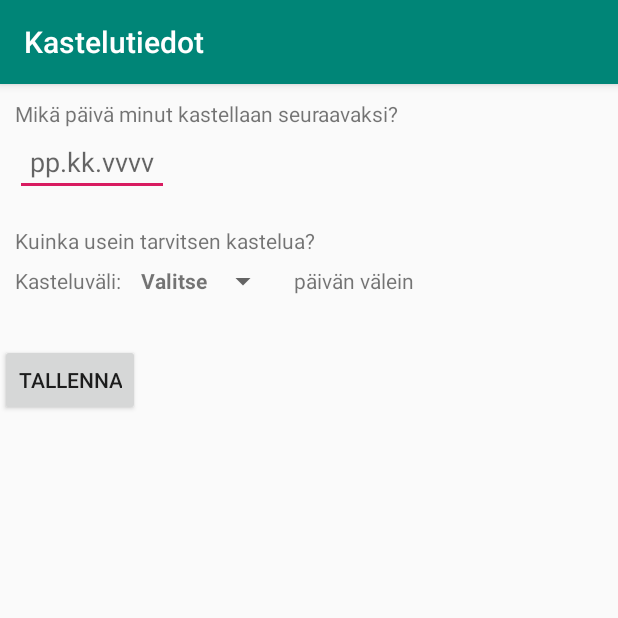
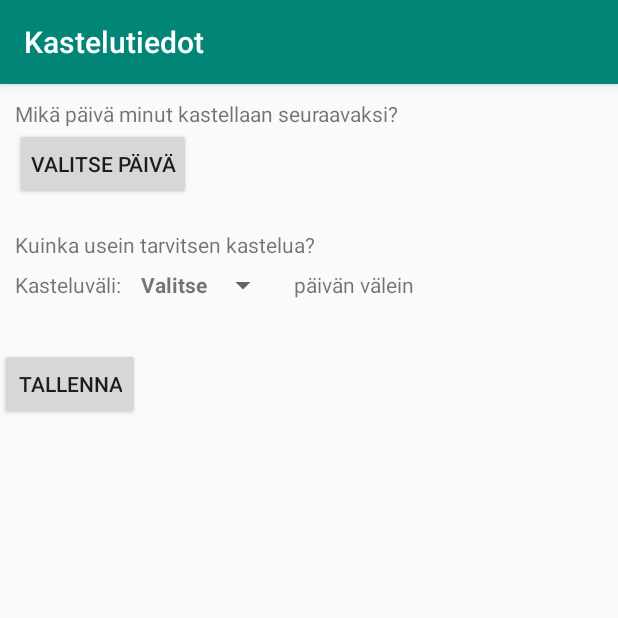
Before and after one commit to janiaaltonen/KasviKullat, an Android app: the AddWateringInfo screen opened directly, with no data from a screen before it, on a phone screen of 412 x 824 dp, the top half of it. Run offline under Robolectric (Android 15) with nearby library versions, the phone set to English and light mode, and no system bars; our stand-ins replace Firebase (no records; nobody signed in at launch, a user with empty details on screens opened directly).

Commit message:
added datePickerDialog

```diff
--- a/app/src/main/java/com/example/kasvikullat/AddWateringInfo.java
+++ b/app/src/main/java/com/example/kasvikullat/AddWateringInfo.java
@@ -1,6 +1,7 @@
 package com.example.kasvikullat;
 
 import android.app.AlarmManager;
+import android.app.DatePickerDialog;
 import android.app.PendingIntent;
 import android.content.Context;
 import android.content.Intent;
@@ -8,37 +9,36 @@ import android.os.Bundle;
 import android.view.View;
 import android.widget.AdapterView;
 import android.widget.Button;
+import android.widget.DatePicker;
 import android.widget.EditText;
 import android.widget.Spinner;
 
 import androidx.annotation.Nullable;
 import androidx.appcompat.app.AppCompatActivity;
+import androidx.fragment.app.DialogFragment;
 
-import com.google.firebase.firestore.CollectionReference;
 import com.google.firebase.firestore.DocumentReference;
 import com.google.firebase.firestore.FirebaseFirestore;
 
-import java.sql.Ref;
 import java.text.ParseException;
 import java.text.SimpleDateFormat;
 import java.util.ArrayList;
 import java.util.Calendar;
 
-public class AddWateringInfo extends AppCompatActivity {
+public class AddWateringInfo extends AppCompatActivity implements DatePickerDialog.OnDateSetListener {
 
     private ArrayList<Integer> integers;
-    private int selectedFrequency;
+    private int selectedFrequency = 0;
     private FirebaseFirestore db = FirebaseFirestore.getInstance();
     private String id;
     private String userUid;
-    private EditText date;
+    private String nextWateringDate;
 
     @Override
     protected void onCreate(@Nullable Bundle savedInstanceState) {
         super.onCreate(savedInstanceState);
 
         setContentView(R.layout.add_watering_info);
-        date =findViewById(R.id.addWateringInfo_editText_nextWatering);
 
         getSupportActionBar().setTitle("Kastelutiedot");
 
@@ -50,7 +50,7 @@ public class AddWateringInfo extends AppCompatActivity {
 
         initList();
         initSpinner();
-        initButton(flower);
+        initButtons(flower);
 
     }
 
@@ -71,11 +71,7 @@ public class AddWateringInfo extends AppCompatActivity {
         spinner.setOnItemSelectedListener(new AdapterView.OnItemSelectedListener() {
             @Override
             public void onItemSelected(AdapterView<?> adapterView, View view, int position, long l) {
-
-                if (position != 0) {
-                    selectedFrequency = position;
-                }
-
+                selectedFrequency = position;
             }
 
             @Override
@@ -85,21 +81,33 @@ public class AddWateringInfo extends AppCompatActivity {
         });
     }
 
-    private void initButton(final Flower flower) {
-        if (flower.getNextWateringDate() != null) {
-            date.setText(flower.getNextWateringDate());
-        }
+    private void initButtons(final Flower flower) {
+        Button datePicker = findViewById(R.id.addWateringInfo_datePickerButton);
+        datePicker.setOnClickListener(new View.OnClickListener() {
+            @Override
+            public void onClick(View view) {
+                DialogFragment datePicker = new DatePickerFragment();
+                datePicker.show(getSupportFragmentManager(), "datePicker");
+            }
+        });
         Button button = findViewById(R.id.button_add_watering_info);
         button.setOnClickListener(new View.OnClickListener() {
             @Override
             public void onClick(View view) {
-                updateFlower(flower);
+                if (selectedFrequency > 0) {
+                    updateFlower(flower);
+                }
             }
         });
     }
 
+    @Override //called when date set in datePickerDialog
+    public void onDateSet(DatePicker datePicker, int year, int month, int dayOfMonth) {
+        month = month + 1;
+        nextWateringDate = dayOfMonth + "." + month + "." + year;
+    }
+
     private void updateFlower(Flower flower) {
-        String nextWateringDate = date.getText().toString();
         DocumentReference docRef = db.collection("users").document(userUid).collection("flowers").document(id);
         docRef.update("nextWateringDate", nextWateringDate);
         docRef.update("wateringFrequency", selectedFrequency);
--- a/app/src/main/res/layout/add_watering_info.xml
+++ b/app/src/main/res/layout/add_watering_info.xml
@@ -10,14 +10,14 @@
         android:layout_marginLeft="10dp"
         android:text="Mikä päivä minut kastellaan seuraavaksi?" />
 
-    <EditText
-        android:id="@+id/addWateringInfo_editText_nextWatering"
+    <Button
+        android:id="@+id/addWateringInfo_datePickerButton"
         android:layout_width="wrap_content"
         android:layout_height="wrap_content"
         android:layout_marginLeft="10dp"
         android:paddingLeft="10dp"
         android:paddingRight="10dp"
-        android:hint="pp.kk.vvvv" />
+        android:text="Valitse päivä" />
 
     <TextView
         android:layout_width="match_parent"
--- a/app/src/main/res/menu/bottom_navigation.xml
+++ b/app/src/main/res/menu/bottom_navigation.xml
@@ -4,12 +4,12 @@
     <item
         android:id="@+id/nav_home"
         android:icon="@drawable/ic_home"
-        android:title="Home" />
+        android:title="Omat kasvit" />
 
     <item
         android:id="@+id/nav_new"
         android:icon="@drawable/ic_fiber_new"
-        android:title="Add New" />
+        android:title="Lisää uusi" />
 
     <item
         android:id="@+id/nav_help"
```
Also changed, not shown: app/src/main/java/com/example/kasvikullat/DatePickerFragment.java (added, +31 -0 lines).
